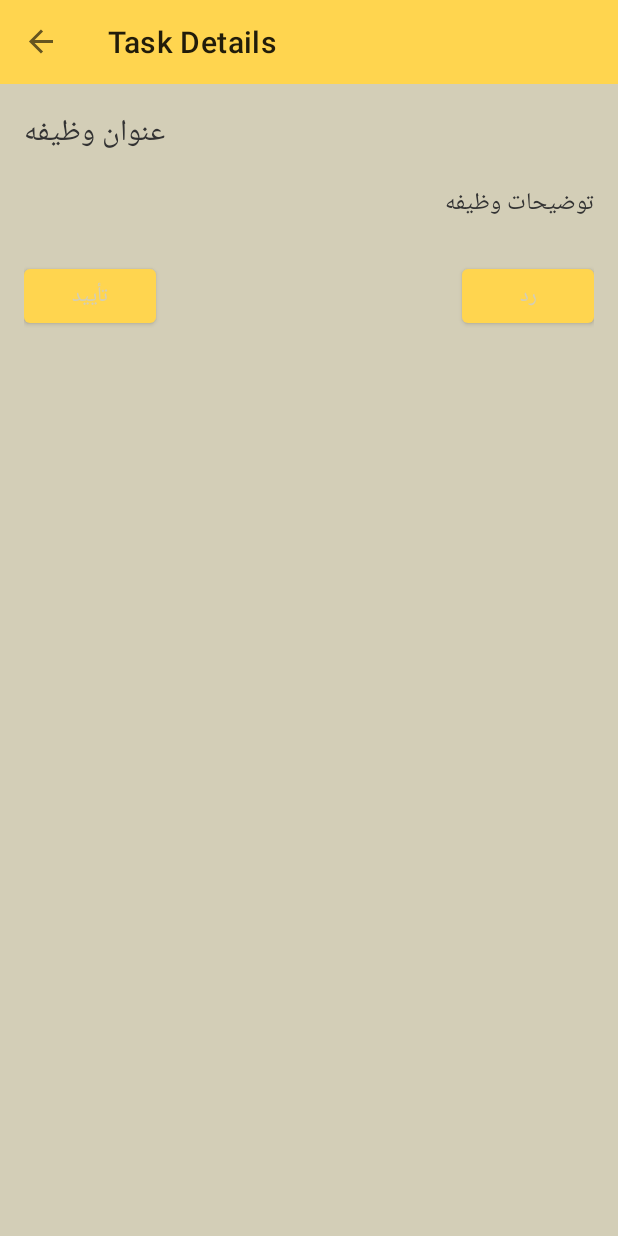
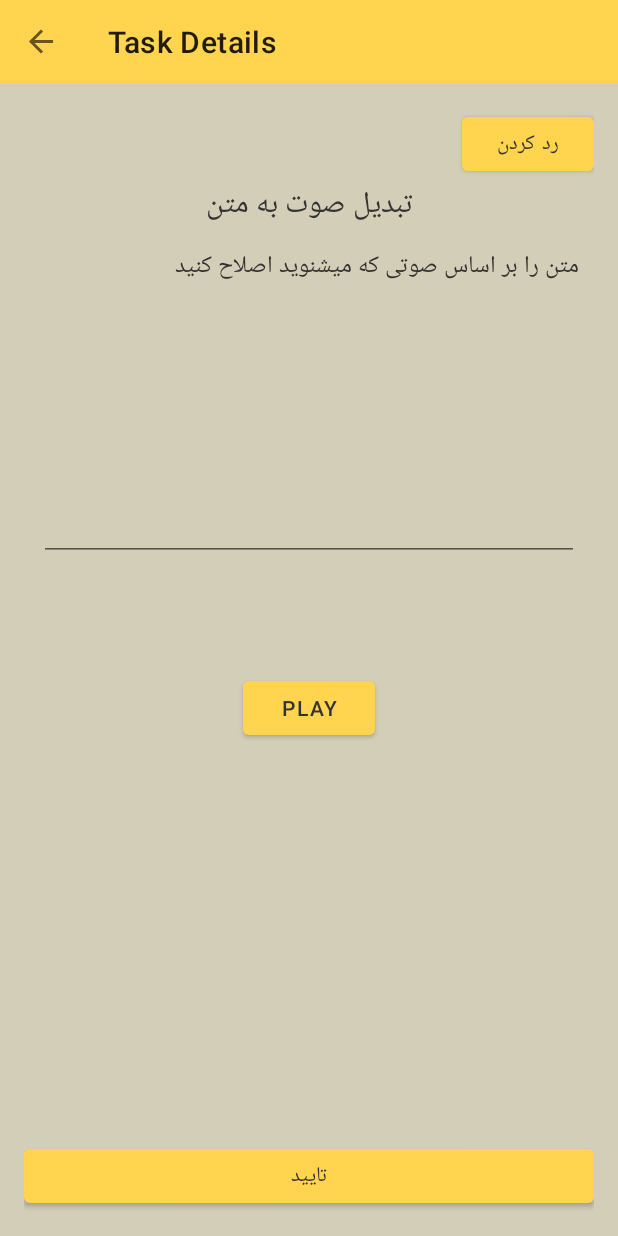
Before and after one commit to saeedsamie/Barchasb-Android-Application, an Android app: the TaskDetailsFragment screen opened through its navigation route, on a phone screen of 412 x 824 dp. Run offline under Robolectric (Android 15) with nearby library versions, the phone set to English and light mode, and no system bars; our stand-ins replace navigation-ui.

Commit message:
design: setup new design on LeaderboardFragment, TaskDetailsFragment, TaskListFragment

```diff
--- a/app/src/main/java/com/example/barchasb/tasks/TaskDetailsFragment.kt
+++ b/app/src/main/java/com/example/barchasb/tasks/TaskDetailsFragment.kt
@@ -4,7 +4,9 @@ import android.os.Bundle
 import android.view.LayoutInflater
 import android.view.View
 import android.view.ViewGroup
+import android.widget.Toast
 import androidx.fragment.app.Fragment
+import androidx.navigation.fragment.findNavController
 import com.example.barchasb.databinding.FragmentTaskDetailsBinding
 
 class TaskDetailsFragment : Fragment() {
@@ -15,21 +17,20 @@ class TaskDetailsFragment : Fragment() {
     override fun onCreateView(
         inflater: LayoutInflater, container: ViewGroup?,
         savedInstanceState: Bundle?
-    ): View {
+    ): View? {
         _binding = FragmentTaskDetailsBinding.inflate(inflater, container, false)
+
+        binding.submitButton.setOnClickListener {
+            Toast.makeText(context, "انجام شد", Toast.LENGTH_SHORT).show()
+            findNavController().navigateUp()
+        }
+
+        binding.skipButton.setOnClickListener {
+            Toast.makeText(context, "رد شد", Toast.LENGTH_SHORT).show()
+            findNavController().navigateUp()
+        }
+
         return binding.root
-    }
-
-    override fun onViewCreated(view: View, savedInstanceState: Bundle?) {
-        super.onViewCreated(view, savedInstanceState)
-
-        // تنظیم دکمه‌ها برای انجام عملیات
-        binding.approveButton.setOnClickListener {
-            // عملیات تأیید
-        }
-        binding.rejectButton.setOnClickListener {
-            // عملیات رد
-        }
     }
 
     override fun onDestroyView() {
--- a/app/src/main/res/layout/fragment_dashboard.xml
+++ b/app/src/main/res/layout/fragment_dashboard.xml
@@ -54,7 +54,7 @@
                     android:layout_width="wrap_content"
                     android:layout_height="wrap_content"
                     android:layout_gravity="center"
-                    android:text="کاربر کاربرزاده"
+                    android:text="@string/username_1"
                     android:textColor="@color/backgroundColor"
                     android:textSize="16sp" />
             </LinearLayout>
--- a/app/src/main/res/layout/fragment_leaderboard.xml
+++ b/app/src/main/res/layout/fragment_leaderboard.xml
@@ -1,6 +1,4 @@
-<androidx.constraintlayout.widget.ConstraintLayout
-    xmlns:android="http://schemas.android.com/apk/res/android"
-    xmlns:app="http://schemas.android.com/apk/res-auto"
+<androidx.constraintlayout.widget.ConstraintLayout xmlns:android="http://schemas.android.com/apk/res/android"
     android:layout_width="match_parent"
     android:layout_height="match_parent"
     android:padding="16dp">
@@ -8,5 +6,5 @@
     <androidx.recyclerview.widget.RecyclerView
         android:id="@+id/leaderboardRecyclerView"
         android:layout_width="match_parent"
-        android:layout_height="match_parent"/>
+        android:layout_height="match_parent" />
 </androidx.constraintlayout.widget.ConstraintLayout>
--- a/app/src/main/res/layout/fragment_task_details.xml
+++ b/app/src/main/res/layout/fragment_task_details.xml
@@ -1,45 +1,77 @@
-<androidx.constraintlayout.widget.ConstraintLayout
-    xmlns:android="http://schemas.android.com/apk/res/android"
+<androidx.constraintlayout.widget.ConstraintLayout xmlns:android="http://schemas.android.com/apk/res/android"
     xmlns:app="http://schemas.android.com/apk/res-auto"
     android:layout_width="match_parent"
     android:layout_height="match_parent"
     android:padding="16dp">
 
+    <Button
+        android:id="@+id/skipButton"
+        android:layout_width="wrap_content"
+        android:layout_height="wrap_content"
+        android:text="رد کردن"
+        android:textColor="@color/textColor"
+        app:layout_constraintEnd_toEndOf="parent"
+        app:layout_constraintTop_toTopOf="parent" />
+
     <TextView
         android:id="@+id/taskTitle"
         android:layout_width="wrap_content"
         android:layout_height="wrap_content"
-        android:text="عنوان وظیفه"
+        android:text="@string/task_title_template"
         android:textSize="20sp"
-        app:layout_constraintTop_toTopOf="parent"
-        app:layout_constraintStart_toStartOf="parent"/>
+        app:layout_constraintEnd_toEndOf="parent"
+        app:layout_constraintStart_toStartOf="parent"
+        app:layout_constraintTop_toBottomOf="@id/skipButton" />
 
     <TextView
         android:id="@+id/taskDescription"
-        android:layout_width="0dp"
+        android:layout_width="match_parent"
         android:layout_height="wrap_content"
-        android:text="توضیحات وظیفه"
+        android:layout_margin="10dp"
+        android:minHeight="100dp"
+        android:text="@string/task_description_template"
         android:textSize="16sp"
-        app:layout_constraintTop_toBottomOf="@id/taskTitle"
+        app:layout_constraintEnd_toEndOf="parent"
         app:layout_constraintStart_toStartOf="parent"
+        app:layout_constraintTop_toBottomOf="@id/taskTitle" />
+
+    <EditText
+        android:id="@+id/editableText"
+        android:layout_width="match_parent"
+        android:layout_height="wrap_content"
+        android:layout_margin="10dp"
+        android:autofillHints="متن را اینجا وارد کنید"
+        android:inputType="textLongMessage"
+        android:minHeight="100dp"
         app:layout_constraintEnd_toEndOf="parent"
-        android:layout_marginTop="16dp"/>
+        app:layout_constraintStart_toStartOf="parent"
+        app:layout_constraintTop_toBottomOf="@id/taskDescription" />
 
     <Button
-        android:id="@+id/approveButton"
+        android:id="@+id/submitButton"
+        android:layout_width="match_parent"
+        android:layout_height="wrap_content"
+        android:text="تایید"
+        android:textColor="@color/textColor"
+        app:layout_constraintBottom_toBottomOf="parent"
+        app:layout_constraintEnd_toEndOf="parent" />
+
+    <MediaController
+        android:id="@+id/voicePlayer"
+        android:layout_width="match_parent"
+        android:layout_height="wrap_content"
+        android:minHeight="50dp"
+        app:layout_constraintTop_toBottomOf="@id/editableText" />
+
+    <Button
+        android:id="@+id/playButton"
         android:layout_width="wrap_content"
         android:layout_height="wrap_content"
-        android:text="تأیید"
-        app:layout_constraintTop_toBottomOf="@id/taskDescription"
+        android:layout_marginTop="24dp"
+        android:text="Play"
+        android:textColor="@color/textColor"
+        app:layout_constraintEnd_toEndOf="parent"
         app:layout_constraintStart_toStartOf="parent"
-        android:layout_marginTop="24dp"/>
+        app:layout_constraintTop_toBottomOf="@id/voicePlayer" />
 
-    <Button
-        android:id="@+id/rejectButton"
-        android:layout_width="wrap_content"
-        android:layout_height="wrap_content"
-        android:text="رد"
-        app:layout_constraintTop_toBottomOf="@id/taskDescription"
-        app:layout_constraintEnd_toEndOf="parent"
-        android:layout_marginTop="24dp"/>
 </androidx.constraintlayout.widget.ConstraintLayout>
--- a/app/src/main/res/layout/fragment_user_profile.xml
+++ b/app/src/main/res/layout/fragment_user_profile.xml
@@ -81,7 +81,7 @@
                     android:layout_width="wrap_content"
                     android:layout_height="wrap_content"
                     android:layout_marginBottom="8dp"
-                    android:text="نام و نام خانوادگی"
+                    android:text="@string/username_1"
                     android:textColor="@color/backgroundColor"
                     android:textSize="18sp" />
 
@@ -197,8 +197,8 @@
         android:id="@+id/editProfileButton"
         android:layout_width="match_parent"
         android:layout_height="wrap_content"
+        android:layout_margin="15dp"
         android:backgroundTint="@color/buttonColor"
-        android:layout_margin="15dp"
         android:text="ویرایش پروفایل"
         android:textColor="@color/backgroundColor"
         app:layout_constraintBottom_toBottomOf="parent"
--- a/app/src/main/res/values/strings.xml
+++ b/app/src/main/res/values/strings.xml
@@ -15,4 +15,11 @@
     <string name="testing">Testing</string>
     <!-- TODO: Remove or change this placeholder text -->
     <string name="hello_blank_fragment">Hello blank fragment</string>
+    <string name="task_title_template">تبدیل صوت به متن</string>
+    <string name="task_description_template">متن را بر اساس صوتی که میشنوید اصلاح کنید</string>
+    <string name="task_ID_template">555</string>
+    <string name="username_1">کاربر کاربرزاده</string>
+    <string name="username_2">یوزر یوزریان</string>
+    <string name="username_3">کاربر کاربرنژاد</string>
+    <string name="username_4">یوزر یوزرپور</string>
 </resources>
```
Also changed, not shown: app/src/main/java/com/example/barchasb/leaderboard/LeaderboardFragment.kt (+14 -9 lines), app/src/main/java/com/example/barchasb/tasks/TaskListAdapter.kt (added, +41 -0 lines), app/src/main/java/com/example/barchasb/tasks/TaskListFragment.kt (+68 -9 lines), app/src/main/res/layout/item_leaderboard.xml (+27 -15 lines), app/src/main/res/layout/item_task.xml (added, +40 -0 lines).
